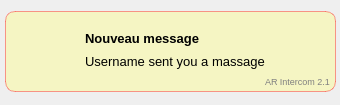
Before: the Qt Designer form ui/popup_window.ui in AntaresMugisho/AR_Intercom, drawn with Qt 5.
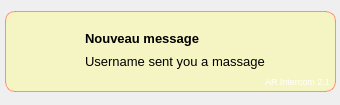
After: the same form once the commit is applied. Icons and pictures are not drawn.

Commit message: Update notification widget

Diff of the .ui file:
```diff
--- a/ui/popup_window.ui
+++ b/ui/popup_window.ui
@@ -123,7 +123,7 @@
     <property name="styleSheet">
      <string notr="true">QLabel{
 	background:transparent;
-	color:gray;
+	color:#fff;
 }</string>
     </property>
     <property name="text">
```
The commit also changes 2 other files.
